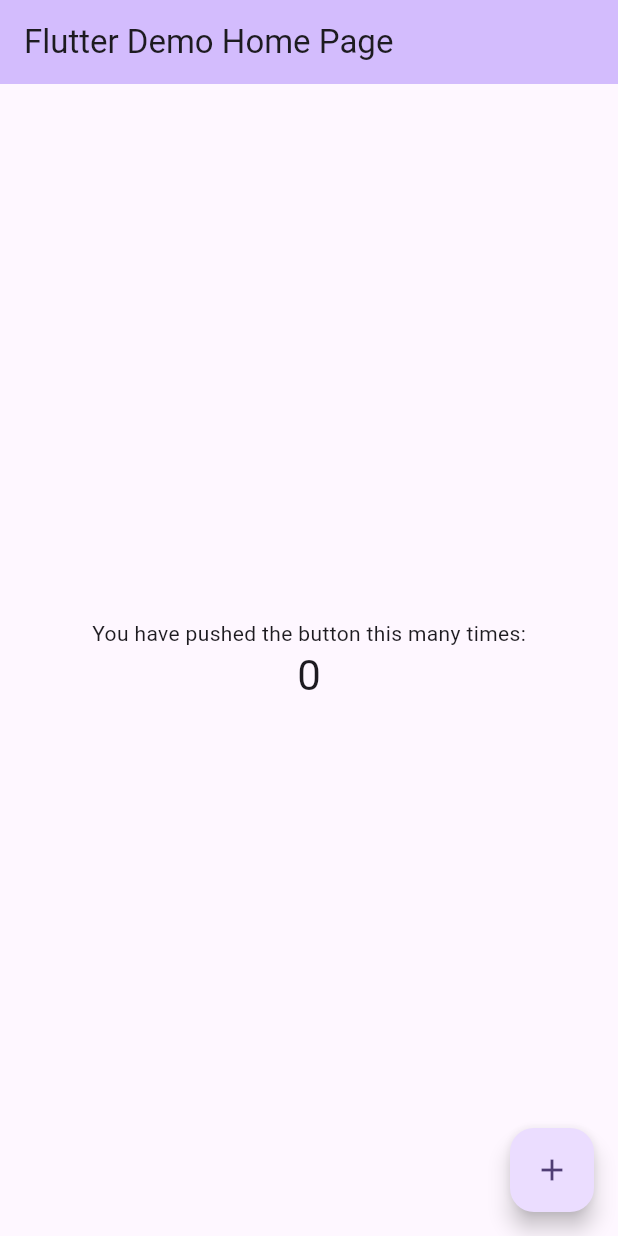
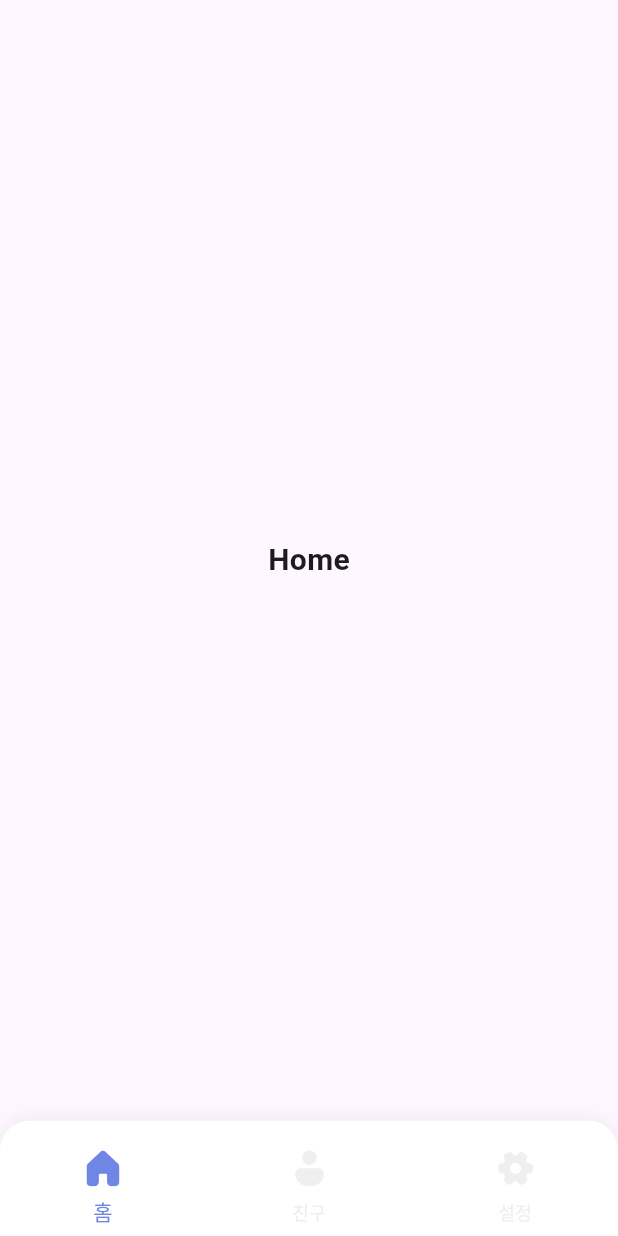
Before and after one commit to GK-solutionMD-2023-4th/WishBank, a Flutter app: the screen it shows after launch, on a phone screen of 412 x 824 dp. Run offline on Flutter 3.47's test engine with Material 3 defaults, Android fonts, the phone set to English and light mode, and no system bars; our stand-ins replace flutter_svg.

Commit message:
add NavigationBar and TabView

```diff
--- /dev/null
+++ b/lib/friends.dart
@@ -0,0 +1,23 @@
+import 'package:flutter/material.dart';
+
+class Friends extends StatelessWidget {
+  @override
+  Widget build(BuildContext context) {
+    return MaterialApp(
+      home: Scaffold(
+        appBar: AppBar(
+          title: Text('Friends'),
+        ),
+        body: Center(
+          child: Text(
+            'friends',
+            style: TextStyle(
+              fontSize: 20,
+              fontWeight: FontWeight.bold,
+            ),
+          ),
+        ),
+      ),
+    );
+  }
+}
--- /dev/null
+++ b/lib/home.dart
@@ -0,0 +1,20 @@
+import 'package:flutter/material.dart';
+
+class Home extends StatelessWidget {
+  @override
+  Widget build(BuildContext context) {
+    return MaterialApp(
+      home: Scaffold(
+        body: Center(
+          child: Text(
+            'Home',
+            style: TextStyle(
+              fontSize: 20,
+              fontWeight: FontWeight.bold,
+            ),
+          ),
+        ),
+      ),
+    );
+  }
+}
--- a/lib/main.dart
+++ b/lib/main.dart
@@ -1,125 +1,165 @@
 import 'package:flutter/material.dart';
+import 'package:flutter_svg/flutter_svg.dart';
+import 'package:wishbank/home.dart';
+import 'package:wishbank/friends.dart';
+import 'package:wishbank/setting.dart';
 
 void main() {
-  runApp(const MyApp());
+  runApp(MyApp());
 }
 
+/// This is the main application widget.
 class MyApp extends StatelessWidget {
-  const MyApp({super.key});
+  const MyApp({Key? key}) : super(key: key);
 
-  // This widget is the root of your application.
+  static const String _title = 'Flutter Code Sample';
+
   @override
   Widget build(BuildContext context) {
-    return MaterialApp(
-      title: 'Flutter Demo',
-      theme: ThemeData(
-        // This is the theme of your application.
-        //
-        // TRY THIS: Try running your application with "flutter run". You'll see
-        // the application has a blue toolbar. Then, without quitting the app,
-        // try changing the seedColor in the colorScheme below to Colors.green
-        // and then invoke "hot reload" (save your changes or press the "hot
-        // reload" button in a Flutter-supported IDE, or press "r" if you used
-        // the command line to start the app).
-        //
-        // Notice that the counter didn't reset back to zero; the application
-        // state is not lost during the reload. To reset the state, use hot
-        // restart instead.
-        //
-        // This works for code too, not just values: Most code changes can be
-        // tested with just a hot reload.
-        colorScheme: ColorScheme.fromSeed(seedColor: Colors.deepPurple),
-        useMaterial3: true,
-      ),
-      home: const MyHomePage(title: 'Flutter Demo Home Page'),
+    return const MaterialApp(
+      title: _title,
+      home: MarketPage(),
     );
   }
 }
 
-class MyHomePage extends StatefulWidget {
-  const MyHomePage({super.key, required this.title});
-
-  // This widget is the home page of your application. It is stateful, meaning
-  // that it has a State object (defined below) that contains fields that affect
-  // how it looks.
-
-  // This class is the configuration for the state. It holds the values (in this
-  // case the title) provided by the parent (in this case the App widget) and
-  // used by the build method of the State. Fields in a Widget subclass are
-  // always marked "final".
-
-  final String title;
+class MarketPage extends StatefulWidget {
+  const MarketPage({Key? key}) : super(key: key);
 
   @override
-  State<MyHomePage> createState() => _MyHomePageState();
+  State<MarketPage> createState() => _MarketPageState();
 }
 
-class _MyHomePageState extends State<MyHomePage> {
-  int _counter = 0;
+class _MarketPageState extends State<MarketPage> {
+  int _selectedIndex = 0;
 
-  void _incrementCounter() {
+  final List<Widget> _widgetOptions = <Widget>[
+    Home(),
+    Friends(),
+    Setting(),
+  ];
+
+  Color getIconColor(int index) {
+    switch (index) {
+      case 0:
+        return _selectedIndex == 0
+            ? Color(0xff6F86E5) // Selected color for 'Home'
+            : Color(0xffEFEFEF); // Unselected color for 'Home'
+      case 1:
+        return _selectedIndex == 1
+            ? Color(0xff6F86E5) // Selected color for 'Home'
+            : Color(0xffEFEFEF); // Unselected color for 'Friends'
+      case 2:
+        return _selectedIndex == 2
+            ? Color(0xff6F86E5) // Selected color for 'Home'
+            : Color(0xffEFEFEF); // Unselected color for 'Settings'
+      default:
+        return Colors.black;
+    }
+  }
+
+  void _onItemTapped(int index) {
     setState(() {
-      // This call to setState tells the Flutter framework that something has
-      // changed in this State, which causes it to rerun the build method below
-      // so that the display can reflect the updated values. If we changed
-      // _counter without calling setState(), then the build method would not be
-      // called again, and so nothing would appear to happen.
-      _counter++;
+      _selectedIndex = index;
     });
   }
 
   @override
   Widget build(BuildContext context) {
-    // This method is rerun every time setState is called, for instance as done
-    // by the _incrementCounter method above.
-    //
-    // The Flutter framework has been optimized to make rerunning build methods
-    // fast, so that you can just rebuild anything that needs updating rather
-    // than having to individually change instances of widgets.
     return Scaffold(
-      appBar: AppBar(
-        // TRY THIS: Try changing the color here to a specific color (to
-        // Colors.amber, perhaps?) and trigger a hot reload to see the AppBar
-        // change color while the other colors stay the same.
-        backgroundColor: Theme.of(context).colorScheme.inversePrimary,
-        // Here we take the value from the MyHomePage object that was created by
-        // the App.build method, and use it to set our appbar title.
-        title: Text(widget.title),
+      extendBody: true,
+      body: SafeArea(
+        child: _widgetOptions.elementAt(_selectedIndex),
       ),
-      body: Center(
-        // Center is a layout widget. It takes a single child and positions it
-        // in the middle of the parent.
-        child: Column(
-          // Column is also a layout widget. It takes a list of children and
-          // arranges them vertically. By default, it sizes itself to fit its
-          // children horizontally, and tries to be as tall as its parent.
-          //
-          // Column has various properties to control how it sizes itself and
-          // how it positions its children. Here we use mainAxisAlignment to
-          // center the children vertically; the main axis here is the vertical
-          // axis because Columns are vertical (the cross axis would be
-          // horizontal).
-          //
-          // TRY THIS: Invoke "debug painting" (choose the "Toggle Debug Paint"
-          // action in the IDE, or press "p" in the console), to see the
-          // wireframe for each widget.
-          mainAxisAlignment: MainAxisAlignment.center,
-          children: <Widget>[
-            const Text(
-              'You have pushed the button this many times:',
-            ),
-            Text(
-              '$_counter',
-              style: Theme.of(context).textTheme.headlineMedium,
+      bottomNavigationBar: Container(
+        decoration: BoxDecoration(
+          borderRadius: BorderRadius.only(
+            topLeft: Radius.circular(20.0),
+            topRight: Radius.circular(20.0),
+          ),
+          boxShadow: [
+            BoxShadow(
+              color: Colors.black.withOpacity(0.07),
+              spreadRadius: 0,
+              blurRadius: 10,
+              offset: Offset(0, 0),
             ),
           ],
         ),
+        child: ClipRRect(
+          borderRadius: BorderRadius.only(
+            topLeft: Radius.circular(20.0),
+            topRight: Radius.circular(20.0),
+          ),
+          child: BottomNavigationBar(
+            items: <BottomNavigationBarItem>[
+              BottomNavigationBarItem(
+                icon: Column(
+                  children: [
+                    SizedBox(height: 13),
+                    SvgPicture.asset(
+                      'assets/NavBar_images/home_icon.svg',
+                      width: 24,
+                      height: 24,
+                      color: getIconColor(0),
+                    ),
+                    SizedBox(height: 6),
+                  ],
+                ),
+                label: '홈',
+              ),
+              BottomNavigationBarItem(
+                icon: Column(
+                  children: [
+                    SizedBox(height: 13),
+                    SvgPicture.asset(
+                      'assets/NavBar_images/friends_icon.svg',
+                      width: 24,
+                      height: 24,
+                      color: getIconColor(1),
+                    ),
+                    SizedBox(height: 6),
+                  ],
+                ),
+                label: '친구',
+              ),
+              BottomNavigationBarItem(
+                icon: Column(
+                  children: [
+                    SizedBox(height: 13),
+                    SvgPicture.asset(
+                      'assets/NavBar_images/setting_icon.svg',
+                      width: 24,
+                      height: 24,
+                      color: getIconColor(2),
+                    ),
+                    SizedBox(height: 6),
+                  ],
+                ),
+                label: '설정',
+              ),
+            ],
+            currentIndex: _selectedIndex,
+            selectedItemColor: Color(0xff6F86E5),
+            unselectedItemColor: Color(0xffEFEFEF),
+            showUnselectedLabels: true,
+            backgroundColor: Colors.white,
+            onTap: _onItemTapped,
+            elevation: 0,
+          ),
+        ),
       ),
-      floatingActionButton: FloatingActionButton(
-        onPressed: _incrementCounter,
-        tooltip: 'Increment',
-        child: const Icon(Icons.add),
-      ), // This trailing comma makes auto-formatting nicer for build methods.
     );
   }
+
+  @override
+  void initState() {
+    //해당 클래스가 호출되었을떄
+    super.initState();
+  }
+
+  @override
+  void dispose() {
+    super.dispose();
+  }
 }
--- /dev/null
+++ b/lib/setting.dart
@@ -0,0 +1,23 @@
+import 'package:flutter/material.dart';
+
+class Setting extends StatelessWidget {
+  @override
+  Widget build(BuildContext context) {
+    return MaterialApp(
+      home: Scaffold(
+        appBar: AppBar(
+          title: Text('Setting'),
+        ),
+        body: Center(
+          child: Text(
+            'setting',
+            style: TextStyle(
+              fontSize: 20,
+              fontWeight: FontWeight.bold,
+            ),
+          ),
+        ),
+      ),
+    );
+  }
+}
--- a/pubspec.yaml
+++ b/pubspec.yaml
@@ -28,6 +28,7 @@ environment:
 # the latest version available on pub.dev. To see which dependencies have newer
 # versions available, run `flutter pub outdated`.
 dependencies:
+  flutter_svg: ^2.0.9
   flutter:
     sdk: flutter
 
@@ -52,6 +53,10 @@ dev_dependencies:
 
 # The following section is specific to Flutter packages.
 flutter:
+  assets:
+    - assets/NavBar_images/home_icon.svg
+    - assets/NavBar_images/friends_icon.svg
+    - assets/NavBar_images/setting_icon.svg
 
   # The following line ensures that the Material Icons font is
   # included with your application, so that you can use the icons in
```
Also changed, not shown: assets/NavBar_images/friends_icon.svg (added), assets/NavBar_images/home_icon.svg (added), assets/NavBar_images/setting_icon.svg (added), pubspec.lock.
